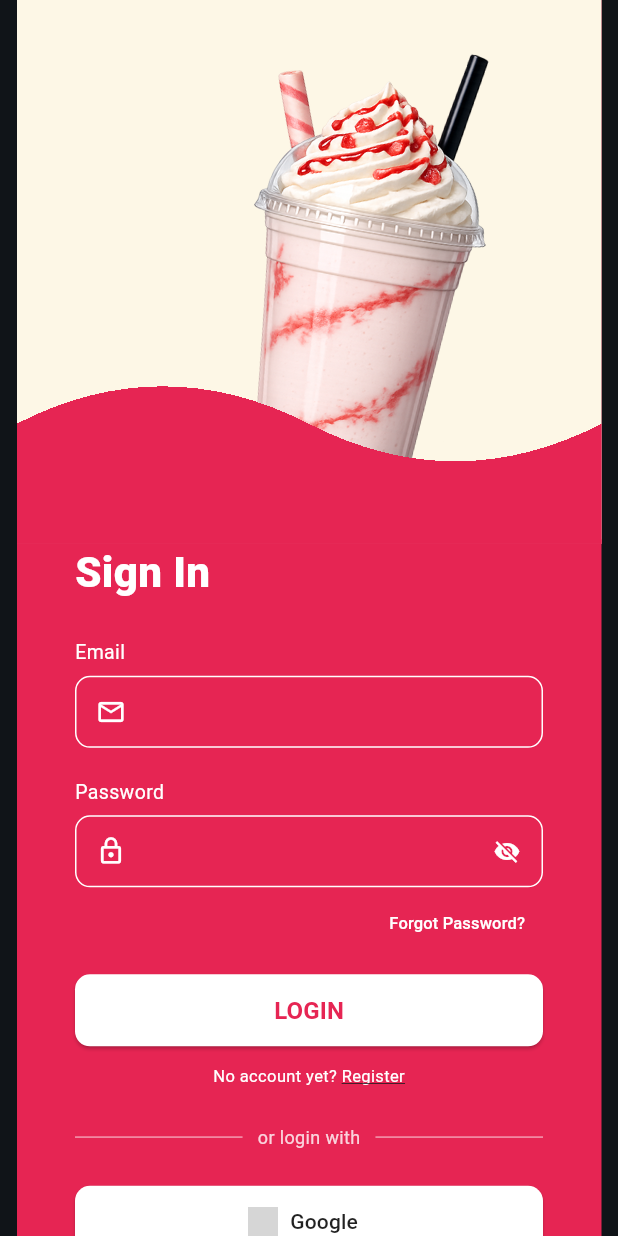
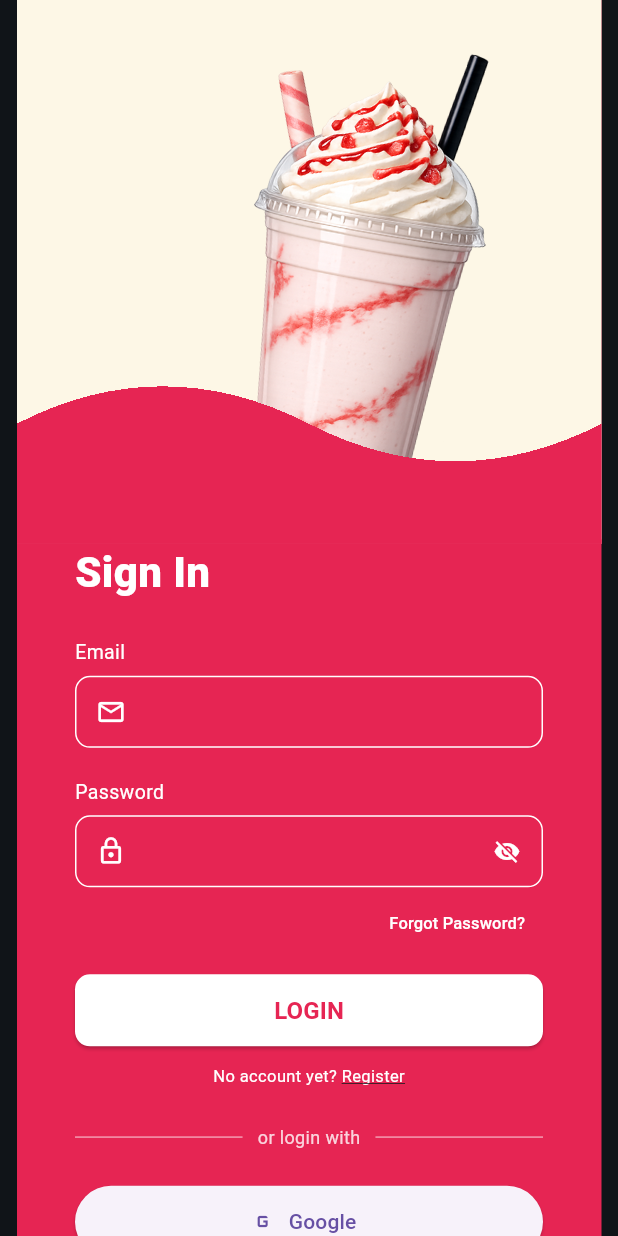
Before and after one commit to TenNatthaphong/shakey_frontend, a Flutter app: the screen it shows after launch, on a phone screen of 412 x 824 dp. Run offline on Flutter 3.47's test engine with Material 3 defaults, Android fonts, the phone set to English and light mode, and no system bars; our stand-ins replace dio, flutter_secure_storage, google_sign_in; missing offline and left inert: google_sign_in_platform_interface, google_sign_in_web; grey boxes are pictures that could not be loaded.

Commit message:
edit some

```diff
--- a/lib/pages/login_page.dart
+++ b/lib/pages/login_page.dart
@@ -2,8 +2,6 @@ import 'dart:math' as math;
 import 'package:flutter/material.dart';
 import 'package:shakey/app_color.dart';
 import 'package:shakey/router.dart';
-import 'package:shakey/services/auth_service.dart';
-import 'package:shakey/widgets/google_sign_in_button.dart';
 
 class LoginPage extends StatefulWidget {
   const LoginPage({super.key});
@@ -41,11 +39,6 @@ class _LoginPageState extends State<LoginPage> {
     });
 
     try {
-      final result = await AuthService().login(
-        email: _emailController.text.trim(),
-        password: _passwordController.text.trim(),
-      );
-
       if (!mounted) return;
 
       Navigator.of(context).pushReplacementNamed(AppRoutes.homePage);
@@ -313,10 +306,12 @@ class _LoginPageState extends State<LoginPage> {
                               SizedBox(height: sectionGap),
                               SizedBox(
                                 height: 48,
-                                child: buildGoogleSignInButton(
+                                child: ElevatedButton.icon(
                                   onPressed: () {
                                     print("Google Sign In");
                                   },
+                                  label: const Text('Google'),
+                                  icon: const Icon(Icons.g_mobiledata),
                                 ),
                               ),
                               SizedBox(height: bottomGap),
```
